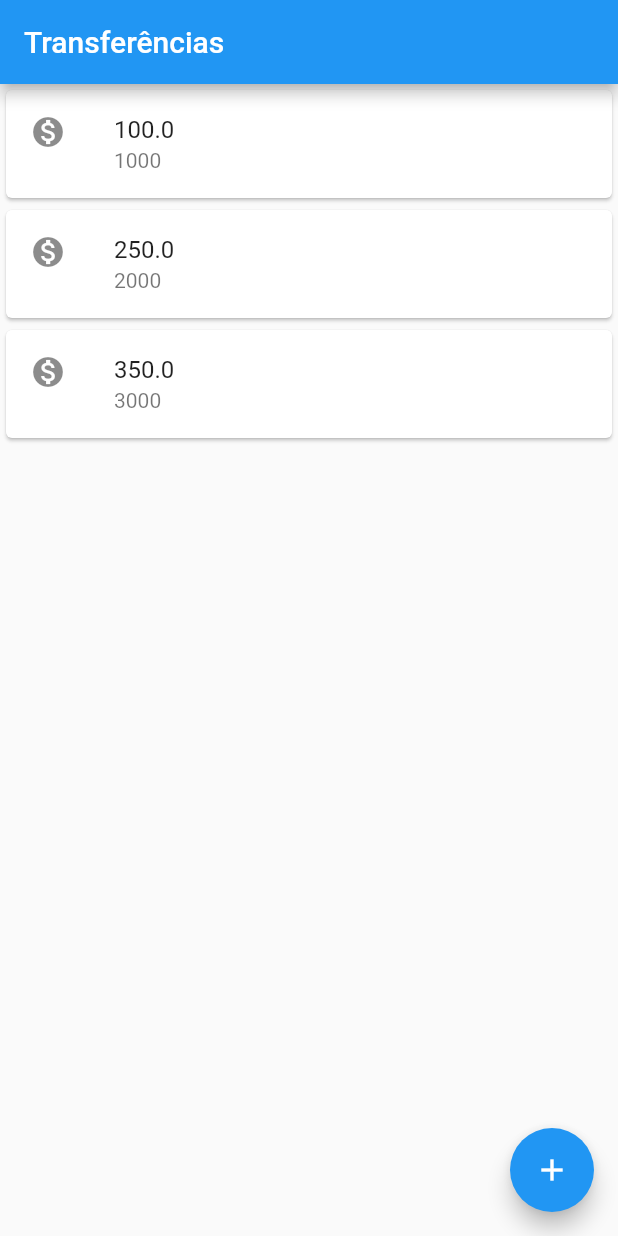
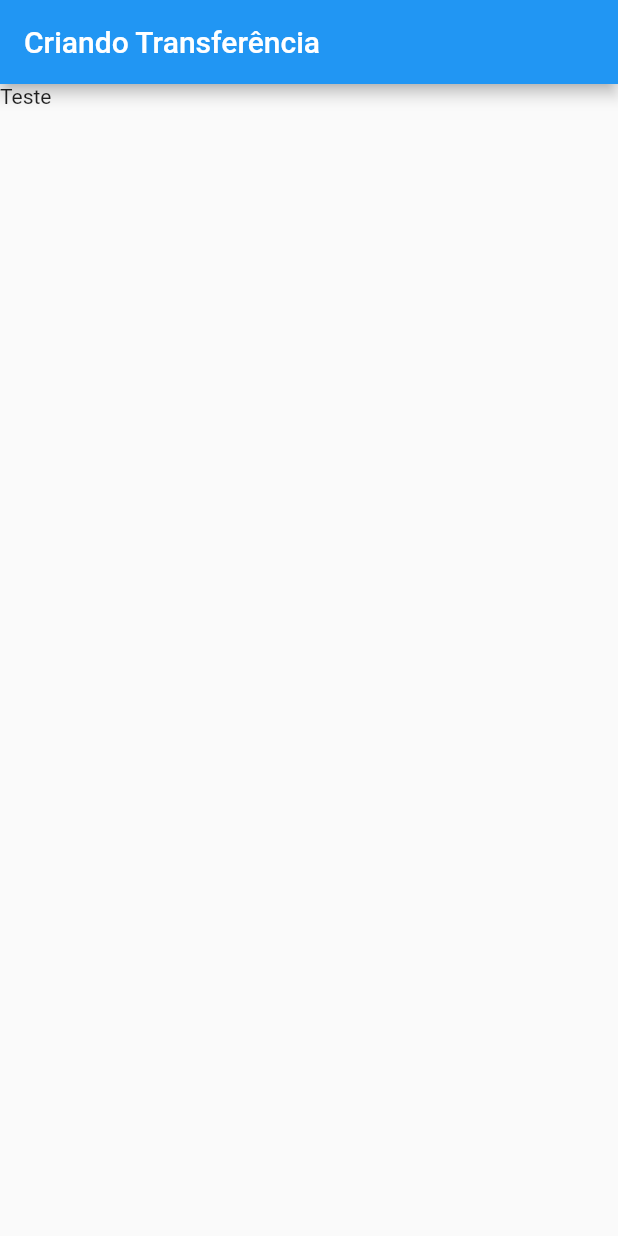
Before and after one commit to celsofilho82/Flutter, a Flutter app: the screen it shows after launch, on a phone screen of 412 x 824 dp. Run offline on Flutter 3.47's test engine with Material 2 defaults, Android fonts, the phone set to English and light mode, and no system bars.

Commit message:
Feature: Formulário de transferência

```diff
--- a/bytebank/lib/main.dart
+++ b/bytebank/lib/main.dart
@@ -1,21 +1,39 @@
 import 'package:flutter/material.dart';
 
-void main() => runApp(MaterialApp(
+void main() => runApp(ByteBankApp());
+
+class FormularioTransferencia extends StatelessWidget {
+  @override
+  Widget build(BuildContext context) {
+    // TODO: implement build
+    return Scaffold(
+      appBar: AppBar(
+        title: Text('Criando Transferência'),
+      ),
+      body: Text('Teste'),
+    );
+  }
+}
+
+class ByteBankApp extends StatelessWidget {
+  @override
+  Widget build(BuildContext context) {
+    return MaterialApp(
       home: Scaffold(
-        body: ListaTransferencias(),
-        appBar: AppBar(
-          title: Text('Transferências'),
+        body: FormularioTransferencia(),
       ),
-        floatingActionButton: FloatingActionButton(
-          child: Icon(Icons.add),
-        ),
-      ),
-    ));
+    );
+  }
+}
 
 class ListaTransferencias extends StatelessWidget {
   @override
   Widget build(BuildContext context) {
-    return Column(
+    return Scaffold(
+      appBar: AppBar(
+        title: Text('Transferências'),
+      ),
+      body: Column(
         children: <Widget>[
           ItemTransferencia(
             Transferencia(100.0, 1000),
@@ -27,6 +45,10 @@ class ListaTransferencias extends StatelessWidget {
             Transferencia(350.0, 3000),
           ),
         ],
+      ),
+      floatingActionButton: FloatingActionButton(
+        child: Icon(Icons.add),
+      ),
     );
   }
 }
```
Lines whose indentation alone changed are shown as unchanged.
